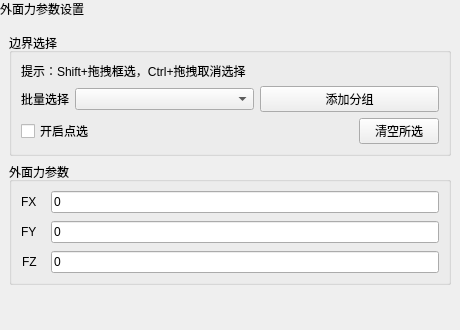
asd977/base_cae, file plugins/Base_Solver/GeoStressOuterForcePage.ui: the form before one commit.
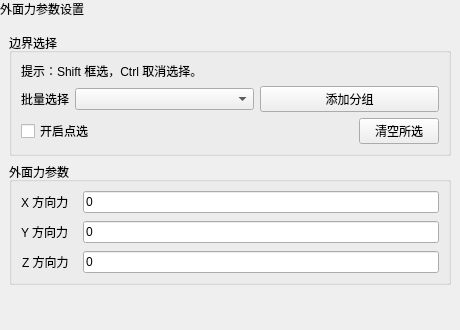
The form after the commit. Custom widgets are drawn as their Qt base class.

Patch:
```diff
--- a/plugins/Base_Solver/GeoStressOuterForcePage.ui
+++ b/plugins/Base_Solver/GeoStressOuterForcePage.ui
@@ -68,7 +68,7 @@
         <item>
          <widget class="QLabel" name="pickHintLabel">
           <property name="text">
-           <string>提示：Shift+拖拽框选，Ctrl+拖拽取消选择</string>
+           <string>提示：Shift 框选，Ctrl 取消选择。</string>
           </property>
           <property name="wordWrap">
            <bool>false</bool>
@@ -191,7 +191,7 @@
         <item row="0" column="0">
          <widget class="QLabel" name="fxLabel">
           <property name="text">
-           <string>FX</string>
+           <string>X 方向力</string>
           </property>
           <property name="wordWrap">
            <bool>false</bool>
@@ -214,7 +214,7 @@
         <item row="1" column="0">
          <widget class="QLabel" name="fyLabel">
           <property name="text">
-           <string>FY</string>
+           <string>Y 方向力</string>
           </property>
           <property name="wordWrap">
            <bool>false</bool>
@@ -237,7 +237,7 @@
         <item row="2" column="0">
          <widget class="QLabel" name="fzLabel">
           <property name="text">
-           <string>FZ</string>
+           <string>Z 方向力</string>
           </property>
           <property name="wordWrap">
            <bool>false</bool>
```
Left out of the diff: 2 changed lines with no effect on the pictures.
